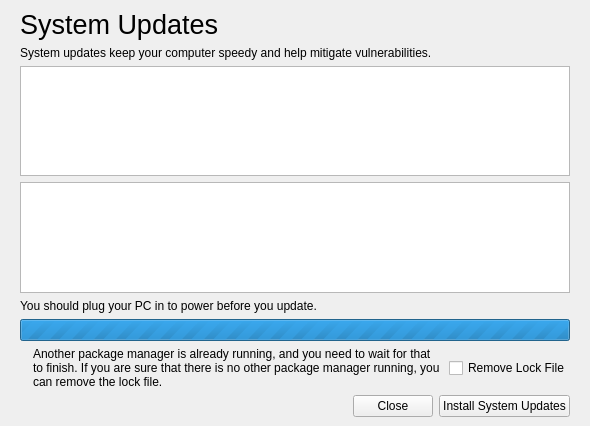
The window that updatewindow.ui (vicr123/thepackage) describes before a commit, drawn with Qt 5.
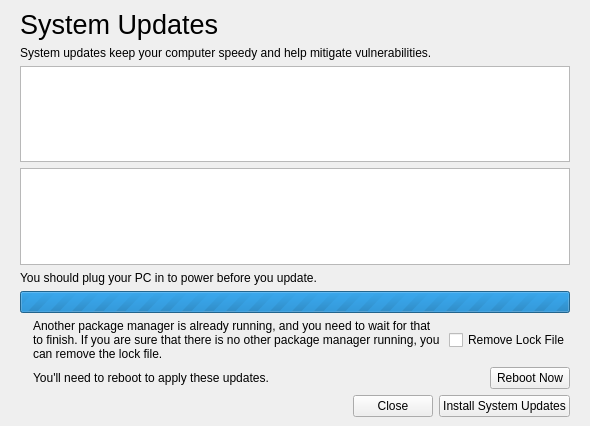
The same window after the commit. Icons and pictures are not drawn.

Patch:
```diff
--- a/updatewindow.ui
+++ b/updatewindow.ui
@@ -139,6 +139,60 @@
       </layout>
      </widget>
     </item>
+    <item>
+     <widget class="QFrame" name="rebootFrame">
+      <property name="frameShape">
+       <enum>QFrame::NoFrame</enum>
+      </property>
+      <property name="frameShadow">
+       <enum>QFrame::Raised</enum>
+      </property>
+      <layout class="QHBoxLayout" name="horizontalLayout_2">
+       <property name="leftMargin">
+        <number>0</number>
+       </property>
+       <property name="topMargin">
+        <number>0</number>
+       </property>
+       <property name="rightMargin">
+        <number>0</number>
+       </property>
+       <property name="bottomMargin">
+        <number>0</number>
+       </property>
+       <item>
+        <widget class="QLabel" name="label_7">
+         <property name="text">
+          <string/>
+         </property>
+        </widget>
+       </item>
+       <item>
+        <widget class="QLabel" name="label_2">
+         <property name="sizePolicy">
+          <sizepolicy hsizetype="Expanding" vsizetype="Preferred">
+           <horstretch>0</horstretch>
+           <verstretch>0</verstretch>
+          </sizepolicy>
+         </property>
+         <property name="text">
+          <string>You'll need to reboot to apply these updates.</string>
+         </property>
+        </widget>
+       </item>
+       <item>
+        <widget class="QPushButton" name="pushButton_3">
+         <property name="text">
+          <string>Reboot Now</string>
+         </property>
+         <property name="icon">
+          <iconset theme="system-reboot"/>
+         </property>
+        </widget>
+       </item>
+      </layout>
+     </widget>
+    </item>
     <item>
      <layout class="QHBoxLayout" name="horizontalLayout">
       <item>
```
